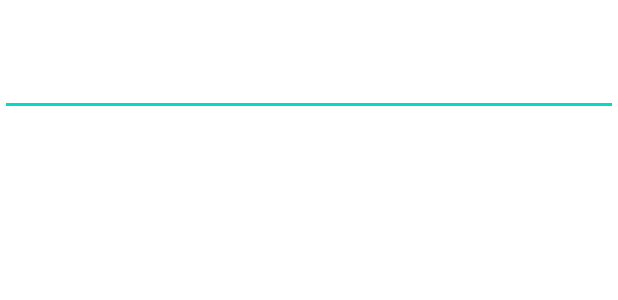
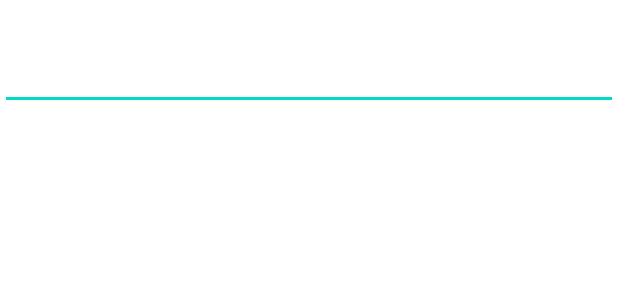
Before and after one commit to Shahad161/Temperature_Converter_App, an Android app: the layout activity_main.xml on its own in the app's theme, with its tools: preview values and no code run, on a phone screen of 412 x 824 dp. Shown: the top 300 px of the screen. Run offline under Robolectric (Android 15) with nearby library versions, the phone set to English and light mode, and no system bars.

Commit message:
add some update

```diff
--- a/app/src/main/java/com/example/temperature_converter_app/MainActivity.kt
+++ b/app/src/main/java/com/example/temperature_converter_app/MainActivity.kt
@@ -2,7 +2,6 @@ package com.example.temperature_converter_app
 
 import androidx.appcompat.app.AppCompatActivity
 import android.os.Bundle
-import android.util.Log
 import androidx.activity.viewModels
 import androidx.databinding.DataBindingUtil
 import com.example.temperature_converter_app.databinding.ActivityMainBinding
--- a/app/src/main/res/layout/activity_main.xml
+++ b/app/src/main/res/layout/activity_main.xml
@@ -18,17 +18,18 @@
         <View
             android:layout_width="match_parent"
             android:layout_height="match_parent"
-            setOnTemperatureChange="@{viewModel.celsius.toString()}"
+            setColorOnTemperatureChange="@{viewModel.celsius.toString()}"
             />
 
         <EditText
             android:id="@+id/edit_query"
             android:layout_width="match_parent"
             android:layout_height="wrap_content"
-            android:layout_marginTop="32dp"
+            android:layout_marginTop="28dp"
             android:inputType="number"
             android:text="@={viewModel.fahrenheit}"
             app:layout_constraintEnd_toEndOf="parent"
+            app:layout_constraintHorizontal_bias="0.0"
             app:layout_constraintStart_toStartOf="parent"
             app:layout_constraintTop_toTopOf="parent" />
 
```
Also changed, not shown: app/src/main/java/com/example/temperature_converter_app/BindingAdapter.kt (+7 -8 lines), app/src/main/java/com/example/temperature_converter_app/MainViewModel.kt (+3 -10 lines).
